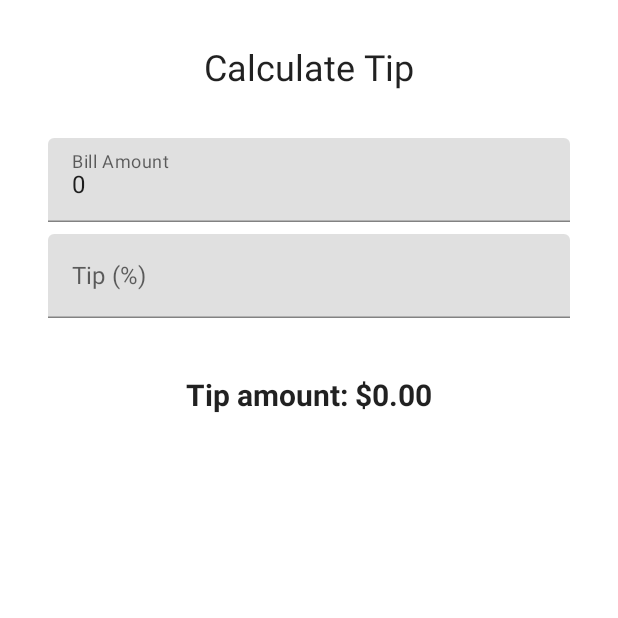
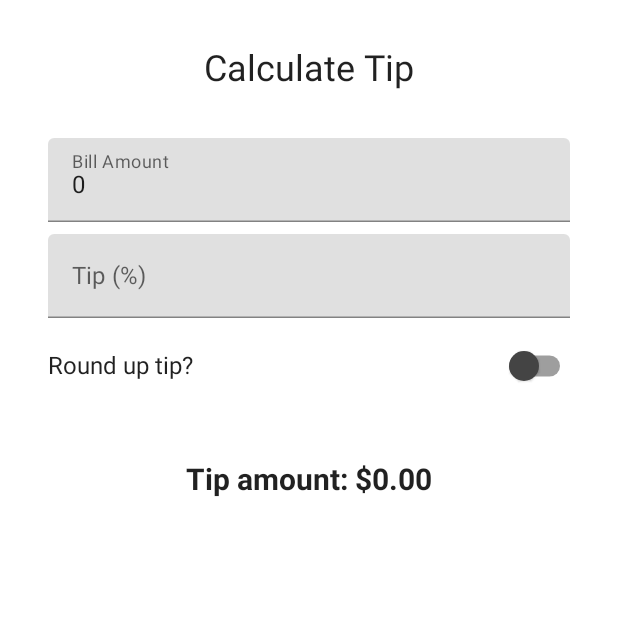
Before and after one commit to jkwon-dev/tip_time, an Android app built with Jetpack Compose: the screen it shows after launch (MainActivity), on a phone screen of 412 x 824 dp, the top half of it. Run offline under Robolectric (Android 15) with nearby library versions, the phone set to English and light mode, and no system bars.

Commit message:
Add a switch

```diff
--- a/app/src/main/java/com/example/tip_time/MainActivity.kt
+++ b/app/src/main/java/com/example/tip_time/MainActivity.kt
@@ -5,11 +5,9 @@ import androidx.activity.ComponentActivity
 import androidx.activity.compose.setContent
 import androidx.annotation.StringRes
 import androidx.compose.foundation.layout.*
+import androidx.compose.foundation.text.KeyboardActions
 import androidx.compose.foundation.text.KeyboardOptions
-import androidx.compose.material.MaterialTheme
-import androidx.compose.material.Surface
-import androidx.compose.material.Text
-import androidx.compose.material.TextField
+import androidx.compose.material.*
 import androidx.compose.runtime.Composable
 import androidx.compose.runtime.mutableStateOf
 import androidx.compose.runtime.remember
@@ -22,6 +20,9 @@ import androidx.compose.ui.unit.sp
 import com.example.tip_time.ui.theme.Tip_timeTheme
 import androidx.compose.runtime.getValue
 import androidx.compose.runtime.setValue
+import androidx.compose.ui.focus.FocusDirection
+import androidx.compose.ui.graphics.Color
+import androidx.compose.ui.platform.LocalFocusManager
 import androidx.compose.ui.text.font.FontWeight
 import androidx.compose.ui.text.input.ImeAction
 import androidx.compose.ui.text.input.KeyboardType
@@ -49,11 +50,13 @@ class MainActivity : ComponentActivity() {
 fun TipTimeScreen() {
     var amountInput by remember { mutableStateOf("0") }
     var tipInput by remember { mutableStateOf("") }
+    var roundUp by remember { mutableStateOf(false) }
 
     val amount = amountInput.toDoubleOrNull() ?: 0.0   //null이면 0.0으로 ?: Elvis 연산자
     val tipPercent = tipInput.toDoubleOrNull() ?: 0.0
-    val tip = calculateTip(amount, tipPercent)
+    val tip = calculateTip(amount, tipPercent, roundUp)
 
+    val focusManager = LocalFocusManager.current
 
     Column(
         modifier = Modifier.padding(32.dp),
@@ -71,6 +74,9 @@ fun TipTimeScreen() {
                     keyboardType = KeyboardType.Number,
                     imeAction = ImeAction.Next
             ),
+            keyboardActions = KeyboardActions(
+                onNext = { focusManager.moveFocus(FocusDirection.Down)}
+            ),
             value = amountInput,
             onValueChange = { amountInput = it}
         )
@@ -80,9 +86,15 @@ fun TipTimeScreen() {
                 keyboardType = KeyboardType.Number,
                 imeAction = ImeAction.Done
             ),
+            keyboardActions = KeyboardActions(
+                onDone = { focusManager.clearFocus()}
+            ),
             value = tipInput,
             onValueChange = { tipInput = it}
         )
+        RoundTheTipRow(
+            roundUp = roundUp,
+            onRoundUpChanged = { roundUp = it })
         Spacer(modifier = Modifier.height(24.dp))
         Text(
             text = stringResource(id = R.string.tip_amount, tip),
@@ -97,6 +109,7 @@ fun TipTimeScreen() {
 fun EditNumberField(
     @StringRes label: Int,            //label 매개변수가 문자열 리소스 참조여야 함을 나타내기 위해
     keyboardOptions: KeyboardOptions,
+    keyboardActions: KeyboardActions,
     value: String,
     onValueChange: (String) -> Unit,
     modifier: Modifier = Modifier
@@ -107,16 +120,48 @@ fun EditNumberField(
         label = { Text(text = stringResource(id = label))},
         modifier = Modifier.fillMaxWidth(),
         singleLine = true,    //여러 줄에서 가로로 스크롤 가능한 하나의 줄로 압축됨.
-        keyboardOptions = keyboardOptions
+        keyboardOptions = keyboardOptions,
+        keyboardActions = keyboardActions
     )
 }
 
 private fun calculateTip(
     amount: Double,
-    tipPercent: Double = 15.0
+    tipPercent: Double = 15.0,
+    roundUp: Boolean
 ): String {                        // 형식이 지정된 문자열로 반환하게 됨.
-    val tip = tipPercent / 100 * amount
+    var tip = tipPercent / 100 * amount
+    if (roundUp)
+        tip = kotlin.math.ceil(tip)
     return NumberFormat.getCurrencyInstance().format(tip)   // 숫자혀식 지정클래스
+}
+
+@Composable
+fun RoundTheTipRow(
+    roundUp: Boolean,
+    onRoundUpChanged: (Boolean) -> Unit,
+    modifier: Modifier = Modifier
+) {
+    Row(
+        modifier = Modifier
+            .fillMaxWidth()
+            .size(48.dp),
+        verticalAlignment = Alignment.CenterVertically  //정렬 가운데
+    ) {
+        Text(
+            text = stringResource(id = R.string.round_up_tip)
+        )
+        Switch(
+            modifier = modifier
+                .fillMaxWidth()
+                .wrapContentWidth(Alignment.End),
+            checked = roundUp,
+            onCheckedChange = onRoundUpChanged,
+            colors = SwitchDefaults.colors(
+                uncheckedThumbColor = Color.DarkGray
+            )
+        )
+    }
 }
 
 @Preview(showBackground = true)
```
